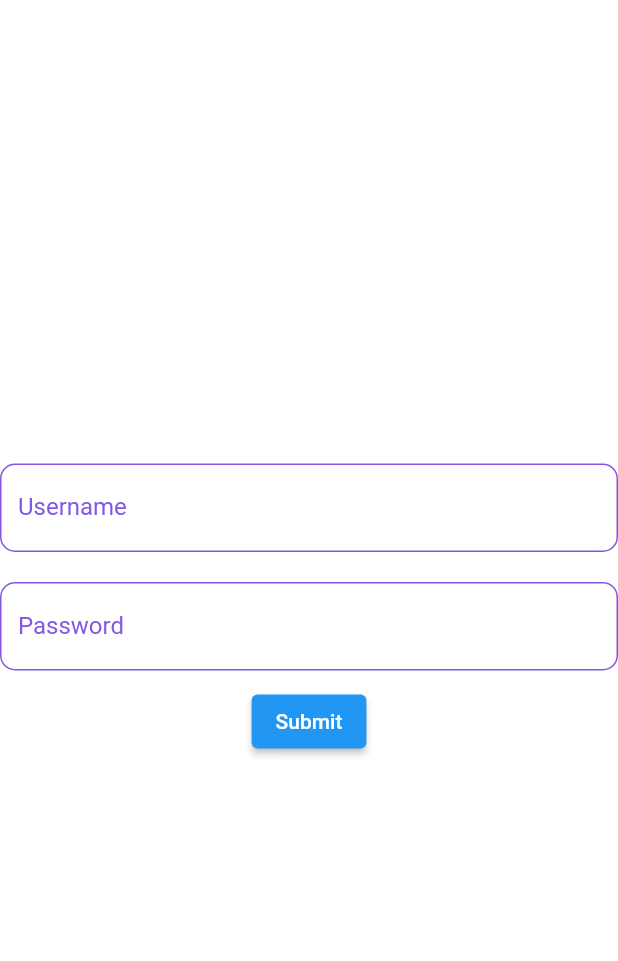
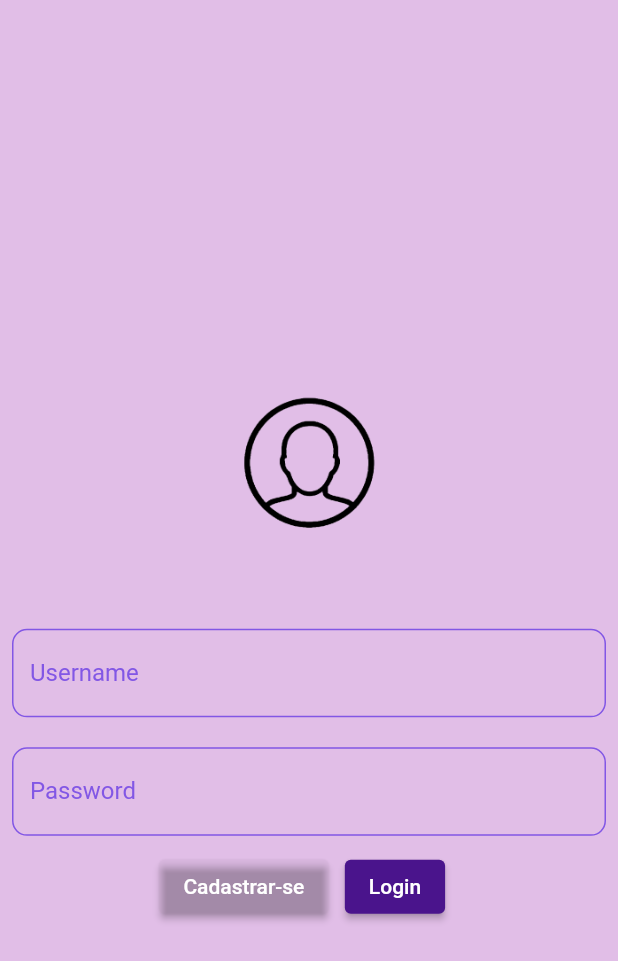
Before and after one commit to Franfelipe/devQuizFlutter, a Flutter app: the screen it shows after launch, on a phone screen of 412 x 824 dp. Shown: the top 961 px of the screen. Run offline on Flutter 3.47's test engine with Material 2 defaults, Android fonts, the phone set to English and light mode, and no system bars; our stand-ins replace google_fonts, share_plus; missing offline and left inert: dart:ffi; accounts and stored records are empty.

Commit message:
ajuste color tela de login, adicionado botao de cadastrar e tela

```diff
--- a/lib/core/app_colors.dart
+++ b/lib/core/app_colors.dart
@@ -36,4 +36,8 @@ class AppColors {
   static final Color levelButtonTextMedio = darkGreen;
   static final Color levelButtonTextDificil = Color(0xFFE8891C);
   static final Color levelButtonTextPerito = darkRed;
+
+  //BackGround
+  static final Color backgroundLogin = Color(0xFF8E24AA);
+  static final Color loginButton = Color(0xFF4A148C);
 }
--- a/lib/core/app_images.dart
+++ b/lib/core/app_images.dart
@@ -7,4 +7,5 @@ class AppImages {
   static String get error => "assets/images/error.png";
   static String get trophy => "assets/images/trophy.png";
   static String get logo => "assets/images/logo.png";
+  static String get login => "assets/images/login-icon.png";
 }
--- a/lib/login/login_page.dart
+++ b/lib/login/login_page.dart
@@ -1,5 +1,7 @@
 import 'package:DevQuiz/core/app_colors.dart';
+import 'package:DevQuiz/core/app_images.dart';
 import 'package:DevQuiz/home/home_page.dart';
+import 'package:DevQuiz/register/register_page.dart';
 import 'package:DevQuiz/shared/models/user_model.dart';
 import 'package:flutter/material.dart';
 
@@ -14,12 +16,17 @@ class _LoginPageState extends State<LoginPage> {
   @override
   Widget build(BuildContext context) {
     return Scaffold(
-      backgroundColor: AppColors.white,
+      backgroundColor: Colors.purple[100],
       body: Form(
         key: _fromKey,
+        child: Padding(
+          padding: const EdgeInsets.all(8.0),
           child: Column(
             mainAxisAlignment: MainAxisAlignment.center,
             children: [
+              Image(
+                image: AssetImage(AppImages.login),
+              ),
               TextFormField(
                 decoration: InputDecoration(
                     labelText: "Username",
@@ -68,9 +75,31 @@ class _LoginPageState extends State<LoginPage> {
                 },
                 onChanged: (value) => user.password = value,
               ),
+              Row(
+                mainAxisAlignment: MainAxisAlignment.center,
+                children: [
+                  Padding(
+                    padding: const EdgeInsets.all(1),
+                    child: ElevatedButton(
+                      style:
+                          ElevatedButton.styleFrom(primary: Colors.transparent),
+                      onPressed: () {
+                        Navigator.pushReplacement(
+                          context,
+                          MaterialPageRoute(
+                            builder: (context) => RegisterPage(),
+                          ),
+                        );
+                      },
+                      child: Text('Cadastrar-se'),
+                    ),
+                  ),
                   Padding(
                     padding: const EdgeInsets.all(10),
                     child: ElevatedButton(
+                      style: ElevatedButton.styleFrom(
+                        primary: AppColors.loginButton,
+                      ),
                       onPressed: () {
                         if (_fromKey.currentState!.validate()) {
                           Navigator.pushReplacement(
@@ -81,10 +110,13 @@ class _LoginPageState extends State<LoginPage> {
                           );
                         }
                       },
-                child: Text("Submit"),
+                      child: Text("Login"),
                     ),
                   ),
                 ],
+              ),
+            ],
+          ),
         ),
       ),
     );
```
Also changed, not shown: lib/register/register_page.dart (added, +13 -0 lines), assets/images/grama.jpg (deleted), assets/images/login-icon.png (added). Lines whose indentation alone changed are shown as unchanged.
